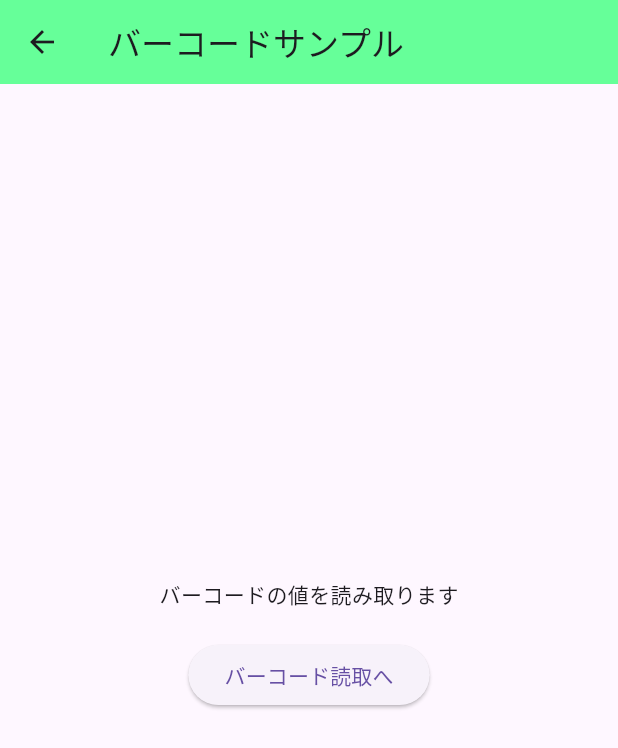
After one commit to KohanaMitsuhiro/flutter_demo, a Flutter app: the screen it shows after launch, after a tap on "バーコード読取へ", on a phone screen of 412 x 824 dp. The commit adds this screen. Shown: the top 748 px of the screen. Run offline on Flutter 3.47's test engine with Material 3 defaults, Android fonts, the phone set to English and light mode, and no system bars; our stand-ins replace flutter_riverpod; missing offline and left inert: mobile_scanner.

Commit message:
バーコード読取

```diff
--- /dev/null
+++ b/lib/barcode/barcode.dart
@@ -0,0 +1,59 @@
+import 'package:flutter/material.dart';
+import 'package:flutter_riverpod/flutter_riverpod.dart';
+
+// オリジナルウィジェット
+import 'barcode_read.dart';
+
+// provider変数
+import '../provider/barcodeProvider.dart';
+
+
+class barcodeWidget extends ConsumerWidget {
+  const barcodeWidget({super.key});
+
+  @override
+  Widget build(BuildContext context, WidgetRef ref) {
+
+    final barcodeValue = ref.watch(barcodeValueProvider);
+
+
+    return Scaffold(
+      appBar: AppBar(
+        backgroundColor: const Color(0xFF66FF99),
+        title: const Text('バーコードサンプル'),
+      ),
+
+      body: Center(
+        child: Column(
+          mainAxisAlignment: MainAxisAlignment.center,
+          children: [
+            Text("バーコードの値を読み取ります"),
+
+            SizedBox(height: 20,),
+
+            ElevatedButton(
+              onPressed: () {
+                Navigator.pushReplacement(
+                  context,
+                  MaterialPageRoute(builder: (context) => const barcodeReadWidget()),
+                );
+              },
+              child: const Text('バーコード読取へ'),
+            ),
+
+            SizedBox(height: 20,),
+
+            if(barcodeValue != null)
+              Text(
+                "バーコード値：${barcodeValue}",
+                style: TextStyle(
+                  color: Colors.blue,
+                  fontSize: 16,
+                ),
+              )
+          ],
+        )
+      )
+    );
+  }
+}
--- a/lib/main.dart
+++ b/lib/main.dart
@@ -1,8 +1,12 @@
 import 'package:flutter/material.dart';
 import 'package:flutter_riverpod/flutter_riverpod.dart';
 
+// オリジナルウィジェット
+import 'barcode/barcode.dart';
+
 // provider変数
 import '../provider/counterProvider.dart';
+import '../provider/barcodeProvider.dart';
 
 
 // --- メイン関数 ---
@@ -25,6 +29,8 @@ class countUpDemo extends ConsumerWidget {
   Widget build(BuildContext context,WidgetRef ref) {
 
     final conuntNum = ref.watch(countUpProvider);
+
+
 
     return Scaffold(
       // --- ヘッダー部分 ---
@@ -49,6 +55,36 @@ class countUpDemo extends ConsumerWidget {
                 fontSize: 24,
               ),
             ),
+
+            SizedBox(height: 20,),
+
+            ElevatedButton(
+              onPressed: () {
+                Navigator.push(
+                  context,
+                  MaterialPageRoute(builder: (context) => const barcodeWidget()),
+                );
+              },
+              child: const Text('送信'),
+            ),
+
+            SizedBox(height: 40,),
+
+            Text("====== 以下、Want宿題用 ======"),
+
+            SizedBox(height: 20,),
+
+            ElevatedButton(
+              onPressed: () {
+                // バーコード値をクリア
+                ref.read(barcodeValueProvider.notifier).state = null;
+                Navigator.push(
+                  context,
+                  MaterialPageRoute(builder: (context) => const barcodeWidget()),
+                );
+              },
+              child: const Text('バーコード読取へ'),
+            ),
           ],
         ),
       ),
--- /dev/null
+++ b/lib/provider/barcodeProvider.dart
@@ -0,0 +1,4 @@
+import 'package:flutter_riverpod/flutter_riverpod.dart';
+
+/// 最後に読み取ったバーコードの値を保持
+final barcodeValueProvider = StateProvider<String?>((ref) => null);
--- a/pubspec.yaml
+++ b/pubspec.yaml
@@ -31,6 +31,8 @@ dependencies:
   flutter:
     sdk: flutter
   flutter_riverpod: ^2.5.1
+  mobile_scanner: ^7.1.2
+
 
   # The following adds the Cupertino Icons font to your application.
   # Use with the CupertinoIcons class for iOS style icons.
```
Also changed, not shown: lib/barcode/barcode_read.dart (added, +45 -0 lines), 1 other file.
